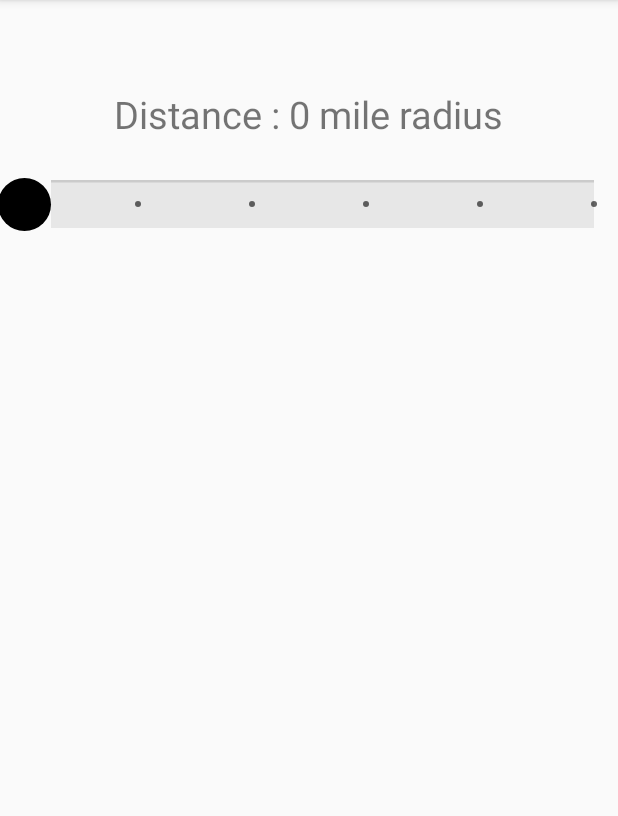
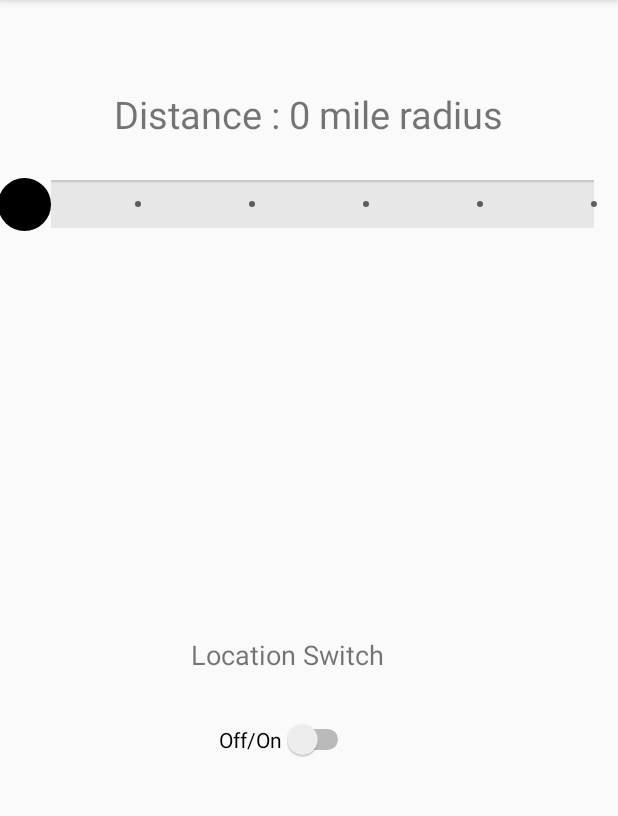
Before and after one commit to ensermuff/RamAlert-App, an Android app: the SettingsActivity2 screen opened directly, with no data from a screen before it, on a phone screen of 412 x 824 dp, the part 84-900 px from its top. Run offline under Robolectric (Android 15) with nearby library versions, the phone set to English and light mode, and no system bars.

Commit message:
Created a switch and textview

```diff
--- a/app/src/main/res/layout/activity_display_alert.xml
+++ b/app/src/main/res/layout/activity_display_alert.xml
@@ -5,5 +5,5 @@
     android:id="@+id/map"
     android:name="com.google.android.gms.maps.SupportMapFragment"
     android:layout_width="match_parent"
-    android:layout_height="match_parent"
-    tools:context=".DisplayAlert" />
+    android:layout_height="match_parent"/>
+<!--    tools:context=".DisplayAlert" />-->
--- a/app/src/main/res/layout/activity_settings2.xml
+++ b/app/src/main/res/layout/activity_settings2.xml
@@ -37,5 +37,29 @@
         app:layout_constraintTop_toTopOf="parent"
         app:layout_constraintVertical_bias="0.162" />
 
+    <Switch
+        android:id="@+id/switch1"
+        android:layout_width="90dp"
+        android:layout_height="21dp"
+        android:text="Off/On"
+        app:layout_constraintBottom_toBottomOf="parent"
+        app:layout_constraintEnd_toEndOf="parent"
+        app:layout_constraintHorizontal_bias="0.454"
+        app:layout_constraintStart_toStartOf="parent"
+        app:layout_constraintTop_toTopOf="parent"
+        app:layout_constraintVertical_bias="0.647" />
+    <TextView
+        android:id="@+id/textView2"
+        android:layout_width="wrap_content"
+        android:layout_height="wrap_content"
+        android:text="Location Switch"
+        android:textSize="18sp"
+        app:layout_constraintBottom_toBottomOf="parent"
+        app:layout_constraintEnd_toEndOf="parent"
+        app:layout_constraintHorizontal_bias="0.45"
+        app:layout_constraintStart_toStartOf="parent"
+        app:layout_constraintTop_toTopOf="parent"
+        app:layout_constraintVertical_bias="0.57" />
+
 
 </androidx.constraintlayout.widget.ConstraintLayout>
```
